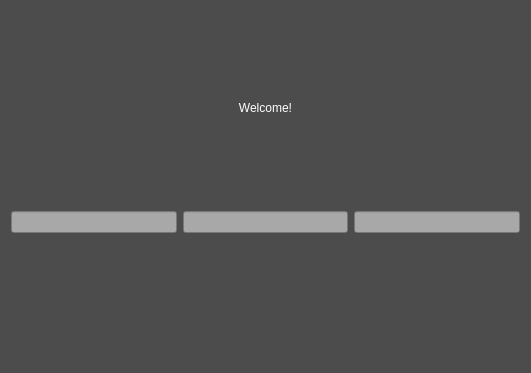
Old version of the form gui/transactions_window.ui in the repository kkonsw/expense-tracker.
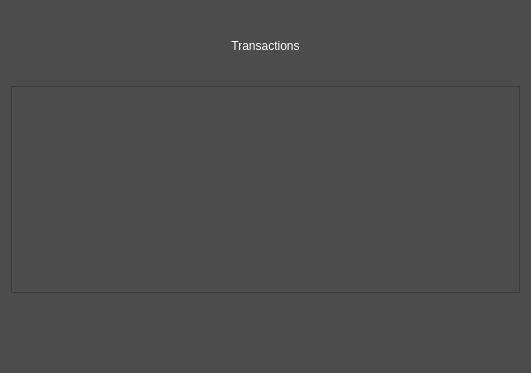
New version of the form.

Commit message: Add initial transaction model/view

```diff
--- a/gui/transactions_window.ui
+++ b/gui/transactions_window.ui
@@ -24,14 +24,14 @@
   </property>
   <layout class="QVBoxLayout" name="verticalLayout_2">
    <item>
-    <layout class="QVBoxLayout" name="verticalLayout" stretch="3,2,2">
+    <layout class="QVBoxLayout" name="verticalLayout" stretch="1,3,1">
      <item>
       <widget class="QLabel" name="label_welcome">
        <property name="styleSheet">
         <string notr="true">color: rgb(255, 255, 255);</string>
        </property>
        <property name="text">
-        <string>Welcome!</string>
+        <string>Transactions</string>
        </property>
        <property name="alignment">
         <set>Qt::AlignCenter</set>
@@ -39,29 +39,7 @@
       </widget>
      </item>
      <item>
-      <layout class="QHBoxLayout" name="horizontalLayout">
-       <item>
-        <widget class="QLineEdit" name="lineEdit_1">
-         <property name="styleSheet">
-          <string notr="true">background-color: rgb(168, 168, 168);</string>
-         </property>
-        </widget>
-       </item>
-       <item>
-        <widget class="QLineEdit" name="lineEdit_2">
-         <property name="styleSheet">
-          <string notr="true">background-color: rgb(168, 168, 168);</string>
-         </property>
-        </widget>
-       </item>
-       <item>
-        <widget class="QLineEdit" name="lineEdit_3">
-         <property name="styleSheet">
-          <string notr="true">background-color: rgb(168, 168, 168);</string>
-         </property>
-        </widget>
-       </item>
-      </layout>
+      <widget class="QTableView" name="tableView"/>
      </item>
      <item>
       <spacer name="verticalSpacer">
```
The commit also changes 5 other files.
